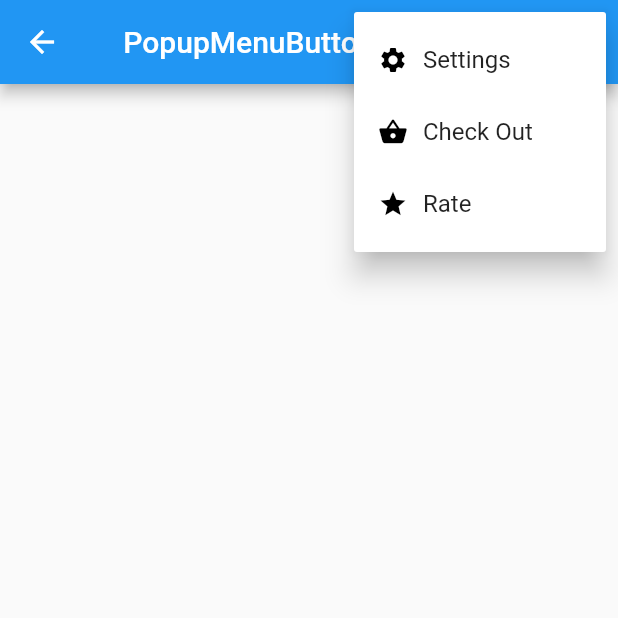
After one commit to sagarkoju/ArticleBlog, a Flutter app: the PopMenuButtonScreen screen opened directly, after a tap on the "more vert" icon, on a phone screen of 412 x 824 dp, the top half of it. The commit adds this screen. Run offline on Flutter 3.47's test engine with Material 2 defaults, Android fonts, the light colour scheme and no system bars; our stand-ins replace shimmer.

Commit message:
popup menu button feature added

```diff
--- /dev/null
+++ b/lib/data/menu_item_data.dart
@@ -0,0 +1,22 @@
+import 'package:flutter/material.dart';
+import 'package:vlogpost/model/menu_item.dart';
+
+class MenuItems {
+  static const List<MenuItem> itemMenu = [
+    menuSettings,
+    menuCheck,
+    menuRate,
+  ];
+  static const menuSettings = MenuItem(
+    text: 'Settings',
+    icon: Icons.settings,
+  );
+  static const menuRate = MenuItem(
+    text: 'Rate',
+    icon: Icons.star,
+  );
+  static const menuCheck = MenuItem(
+    text: 'Check Out',
+    icon: Icons.shopping_basket,
+  );
+}
--- /dev/null
+++ b/lib/model/menu_item.dart
@@ -0,0 +1,11 @@
+import 'package:flutter/cupertino.dart';
+
+class MenuItem {
+  final String text;
+  final IconData icon;
+
+  const MenuItem({
+    required this.text,
+    required this.icon,
+  });
+}
--- /dev/null
+++ b/lib/screen/popup_menu_button.dart
@@ -0,0 +1,66 @@
+import 'package:flutter/material.dart';
+import 'package:vlogpost/data/menu_item_data.dart';
+import 'package:vlogpost/model/menu_item.dart';
+import 'package:vlogpost/screen/popupmenu/settings.dart';
+import 'package:vlogpost/screen/popupmenu/share.dart';
+import 'package:vlogpost/screen/popupmenu/shopping.dart';
+
+class PopMenuButtonScreen extends StatefulWidget {
+  const PopMenuButtonScreen({Key? key}) : super(key: key);
+
+  @override
+  State<PopMenuButtonScreen> createState() => _PopMenuButtonScreenState();
+}
+
+class _PopMenuButtonScreenState extends State<PopMenuButtonScreen> {
+  @override
+  Widget build(BuildContext context) {
+    return Scaffold(
+      appBar: AppBar(
+        title: const Text('PopupMenuButton in flutter'),
+        centerTitle: true,
+        actions: [
+          PopupMenuButton<MenuItem>(
+              onSelected: ((item) => onSelected(context, item)),
+              itemBuilder: ((context) {
+                return MenuItems.itemMenu.map((e) {
+                  return PopupMenuItem<MenuItem>(
+                    value: e,
+                    child: Row(
+                      children: [
+                        Icon(
+                          e.icon,
+                          color: Colors.black,
+                          size: 20,
+                        ),
+                        const SizedBox(
+                          width: 10,
+                        ),
+                        Text(e.text),
+                      ],
+                    ),
+                  );
+                }).toList();
+              }))
+        ],
+      ),
+    );
+  }
+
+  void onSelected(BuildContext context, MenuItem item) {
+    switch (item) {
+      case MenuItems.menuSettings:
+        Navigator.push(context,
+            MaterialPageRoute(builder: (context) => const SettingScreen()));
+        break;
+      case MenuItems.menuCheck:
+        Navigator.push(context,
+            MaterialPageRoute(builder: (context) => const ShoppingScreen()));
+        break;
+      case MenuItems.menuRate:
+        Navigator.push(context,
+            MaterialPageRoute(builder: (context) => const ShareScreen()));
+        break;
+    }
+  }
+}
```
Also changed, not shown: lib/main.dart (+40 -8 lines), lib/screen/popupmenu/settings.dart (added, +15 -0 lines), lib/screen/popupmenu/share.dart (added, +15 -0 lines), lib/screen/popupmenu/shopping.dart (added, +15 -0 lines).
